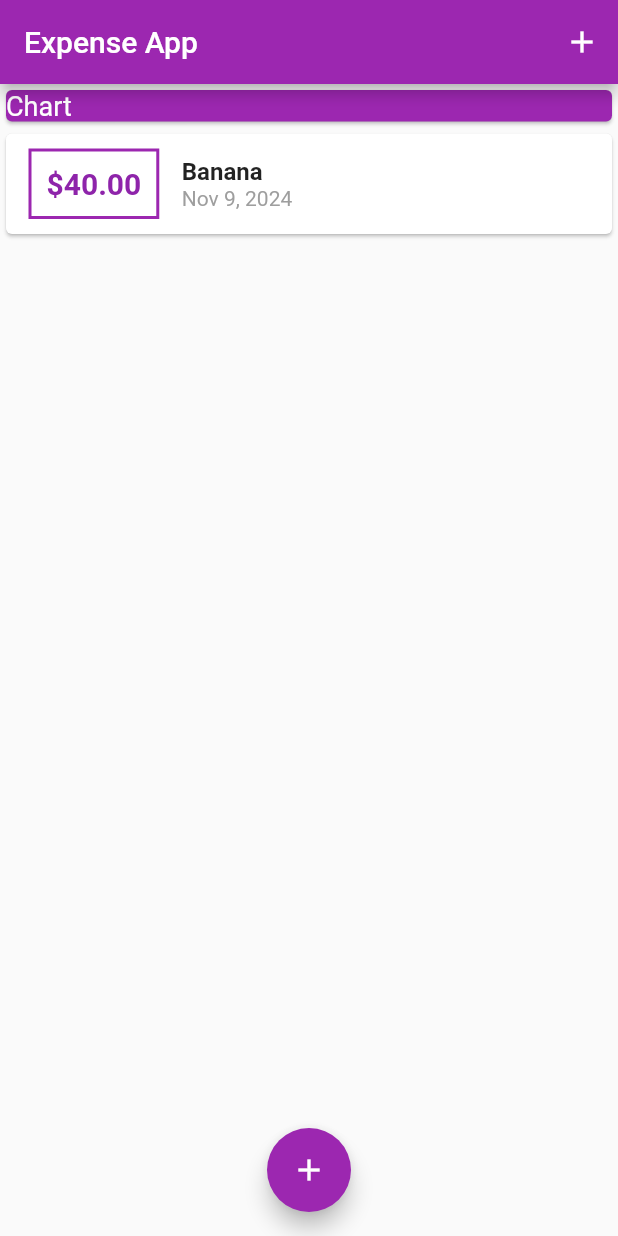
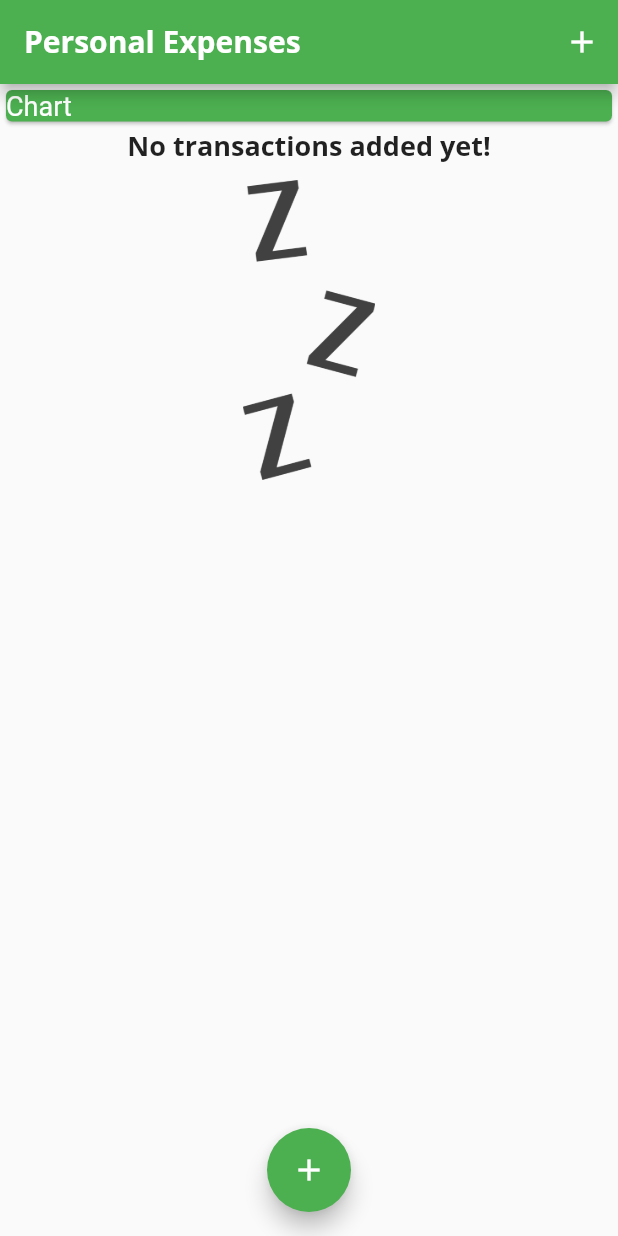
Before and after one commit to HeshmatGhaffariHadid/Expense-Recorder, a Flutter app: the screen it shows after launch, on a phone screen of 412 x 824 dp. Run offline on Flutter 3.47's test engine with Material 2 defaults, Android fonts, the phone set to English and light mode, and no system bars.

Commit message:
Assets added and applied

```diff
--- a/lib/main.dart
+++ b/lib/main.dart
@@ -8,6 +8,16 @@ class MyApp extends StatelessWidget {
   @override
   Widget build(BuildContext context) {
     return MaterialApp(
+      title: 'Personal Expenses',
+      theme: ThemeData(
+        primarySwatch: Colors.green,
+        fontFamily: 'QuickSand',
+        textTheme: ThemeData.light().textTheme.copyWith(titleLarge: TextStyle(
+          fontWeight: FontWeight.bold,
+          fontFamily: 'OpenSans',
+          fontSize: 18,
+        )),
+      ),
       home: HomePage(),
     );
   }
@@ -20,12 +30,24 @@ class HomePage extends StatefulWidget {
 
 class _HomePageState extends State<HomePage> {
   final List<Transaction> _userTransactions = [
-    Transaction(
-      id: 't1',
-      title: 'Banana',
-      amount: 40,
-      date: DateTime.now(),
-    ),
+    // Transaction(
+    //   id: 't1',
+    //   title: 'Banana',
+    //   amount: 40,
+    //   date: DateTime.now(),
+    // ),
+    // Transaction(
+    //   id: 't2',
+    //   title: 'Watermelon',
+    //   amount: 21.97,
+    //   date: DateTime.now(),
+    // ),
+    // Transaction(
+    //   id: 't3',
+    //   title: 'Apple',
+    //   amount: 27.74,
+    //   date: DateTime.now(),
+    // ),
   ];
 
   void _addNewTransaction(String txTitle, double txAmount) {
@@ -57,20 +79,24 @@ class _HomePageState extends State<HomePage> {
   Widget build(BuildContext context) {
     return Scaffold(
       appBar: AppBar(
-        title: const Text('Expense App'),
+        title: const Text('Personal Expenses',style: TextStyle(
+          fontFamily: 'OpenSans',
+          fontWeight: FontWeight.bold,
+          fontSize: 20,
+        ),),
         actions: [
           IconButton(
             onPressed: () => _startAddNewTransaction(context),
             icon: const Icon(Icons.add),
           ),
         ],
-        backgroundColor: Colors.purple,
+        backgroundColor: Theme.of(context).primaryColor,
       ),
       body: SingleChildScrollView(
         child: Column(
           children: [
             Card(
-              color: Colors.purple,
+              color: Theme.of(context).primaryColor,
               child: Container(
                 width: double.infinity,
                 child: const Text(
@@ -88,7 +114,6 @@ class _HomePageState extends State<HomePage> {
       ),
       floatingActionButtonLocation: FloatingActionButtonLocation.centerFloat,
       floatingActionButton: FloatingActionButton(
-        backgroundColor: Colors.purple,
           child: const Icon(Icons.add),
           onPressed: () => _startAddNewTransaction(context)),
     );
--- a/lib/widgets/transaction_list.dart
+++ b/lib/widgets/transaction_list.dart
@@ -10,7 +10,15 @@ class TransactionList extends StatelessWidget {
   Widget build(BuildContext context) {
     return Container(
       height: 300,
-      child: ListView.builder(itemBuilder: (ctx, index) {
+      child: transaction.isEmpty ? Column(
+        children: [
+          Text('No transactions added yet!',style: TextStyle(fontFamily: 'OpenSans',fontSize: 18,fontWeight: FontWeight.bold)),
+          SizedBox(height: 10),
+          Container(
+            height: 200,
+              child: Image.asset('assets/images/waiting.png',fit: BoxFit.cover)),
+        ],
+      ) : ListView.builder(itemBuilder: (ctx, index) {
         return Card(
           child: Row(
             children: [
@@ -19,14 +27,15 @@ class TransactionList extends StatelessWidget {
                     const EdgeInsets.symmetric(vertical: 10, horizontal: 15),
                 padding: const EdgeInsets.all(10),
                 decoration: BoxDecoration(
-                  border: Border.all(color: Colors.purple, width: 2),
+                  border: Border.all(color: Theme.of(context).primaryColor, width: 2),
                 ),
                 child: Text(
                   '\$${transaction[index].amount.toStringAsFixed(2)}',
                   style: TextStyle(
                     fontSize: 20,
+                    fontFamily: 'OpenSans',
                     fontWeight: FontWeight.bold,
-                    color: Colors.purple.shade600,
+                    color: Theme.of(context).primaryColor,
                   ),
                 ),
               ),
@@ -35,10 +44,7 @@ class TransactionList extends StatelessWidget {
                 children: [
                   Text(
                     transaction[index].title,
-                    style: const TextStyle(
-                      fontWeight: FontWeight.bold,
-                      fontSize: 16,
-                    ),
+                    style: Theme.of(context).textTheme.titleLarge
                   ),
                   Text(
                     //Formatting the date
```
Also changed, not shown: pubspec.yaml (+14 -14 lines), assets/fonts/OpenSans-Bold.ttf (added), assets/fonts/OpenSans-Regular.ttf (added), assets/fonts/Quicksand-Bold.ttf (added), assets/fonts/Quicksand-Light.ttf (added), assets/fonts/Quicksand-Medium.ttf (added), assets/fonts/Quicksand-Regular.ttf (added), assets/images/waiting.png (added).
